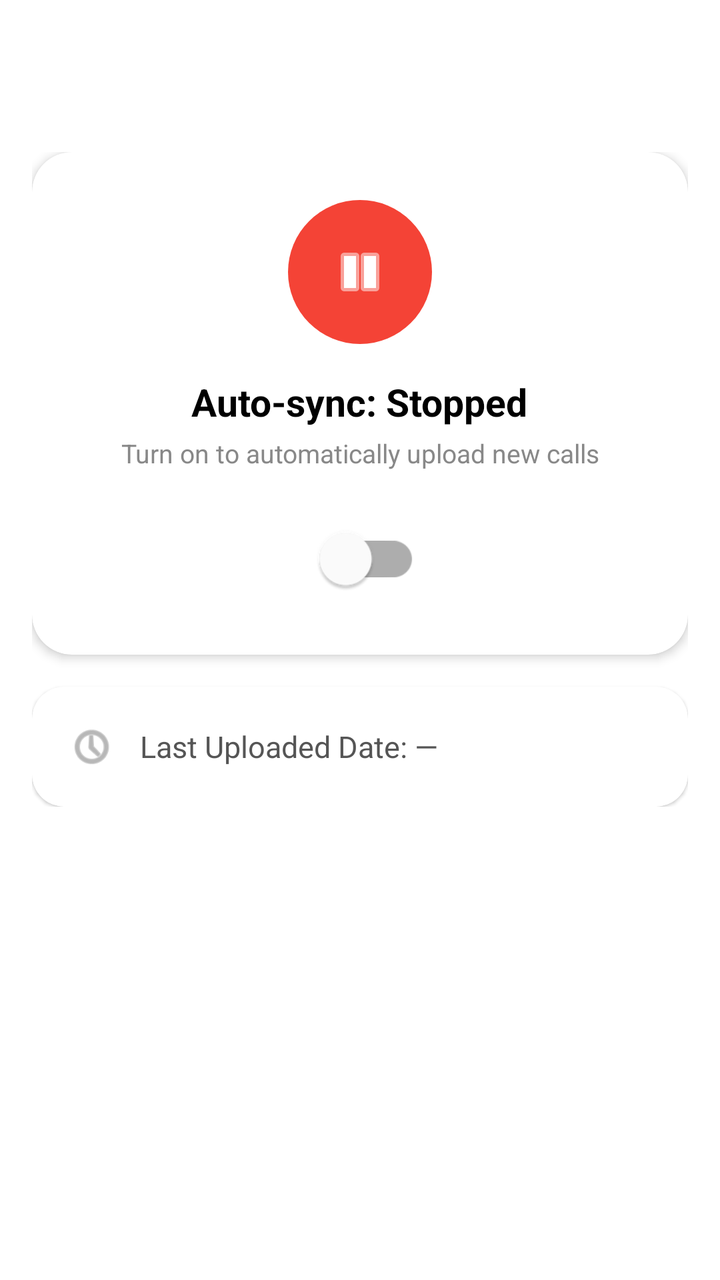
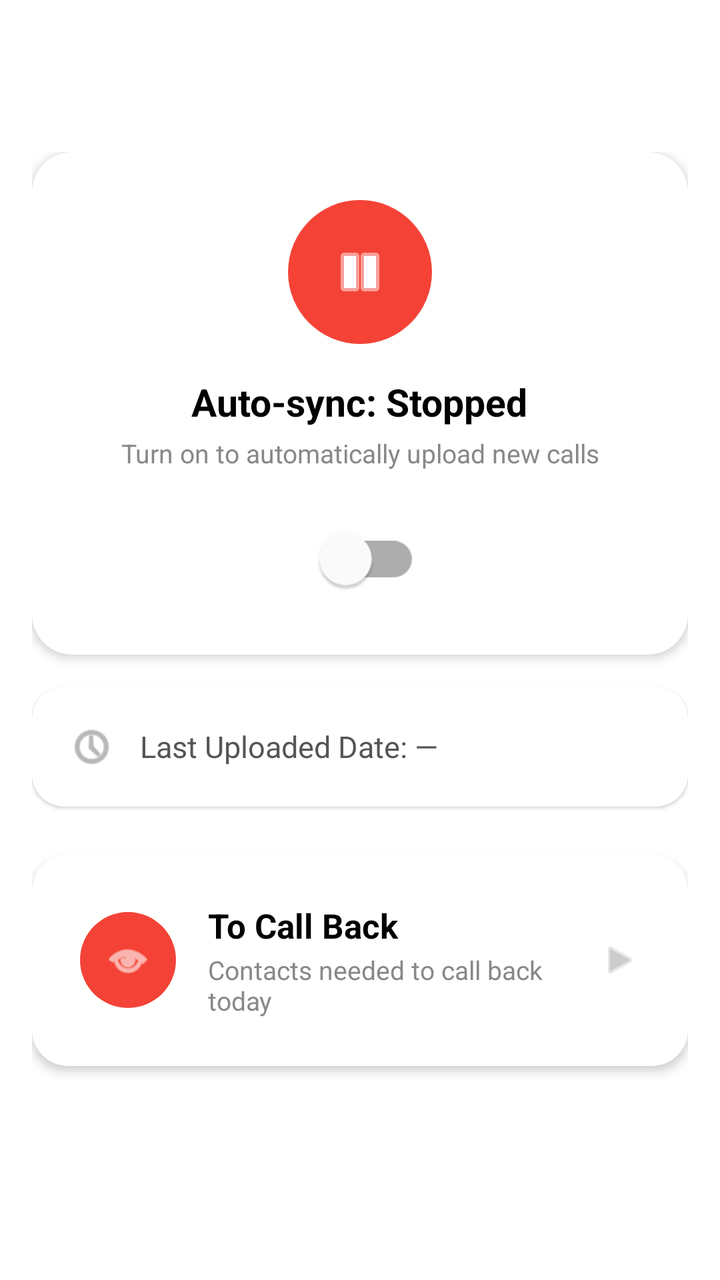

Screens rendered from an Android XML layout before and after an edit, with the pre-edit source and the edit as a unified diff.
<!-- AndroidManifest.xml: application theme Theme.Calls -->
<!-- res/layout/fragment_main.xml -->
<?xml version="1.0" encoding="utf-8"?>
<RelativeLayout xmlns:android="http://schemas.android.com/apk/res/android"
    xmlns:app="http://schemas.android.com/apk/res-auto"
    android:layout_width="match_parent"
    android:layout_height="match_parent"
    android:padding="16dp">

    <LinearLayout
        android:layout_width="match_parent"
        android:layout_height="wrap_content"
        android:orientation="vertical"
        android:layout_marginTop="60dp">

        
        <com.google.android.material.card.MaterialCardView
            android:layout_width="match_parent"
            android:layout_height="wrap_content"
            android:layout_marginBottom="16dp"
            app:cardCornerRadius="20dp"
            app:cardElevation="3dp">

            <LinearLayout
                android:layout_width="match_parent"
                android:layout_height="wrap_content"
                android:orientation="vertical"
                android:padding="24dp"
                android:gravity="center_horizontal">

                <FrameLayout
                    android:id="@+id/syncStatusIconBg"
                    android:layout_width="72dp"
                    android:layout_height="72dp"
                    android:background="@drawable/circle_shape"
                    android:backgroundTint="@color/call_missed">

                    <ImageView
                        android:id="@+id/syncStatusIcon"
                        android:layout_width="32dp"
                        android:layout_height="32dp"
                        android:layout_gravity="center"
                        android:src="@android:drawable/ic_media_pause"
                        app:tint="@android:color/white"/>

                </FrameLayout>

                <TextView
                    android:id="@+id/tvSyncStatus"
                    android:layout_width="wrap_content"
                    android:layout_height="wrap_content"
                    android:layout_marginTop="16dp"
                    android:text="Auto-sync: Stopped"
                    android:textSize="19sp"
                    android:textStyle="bold"
                    android:textColor="@color/black"/>

                <TextView
                    android:id="@+id/tvSyncSubtitle"
                    android:layout_width="wrap_content"
                    android:layout_height="wrap_content"
                    android:layout_marginTop="4dp"
                    android:text="Turn on to automatically upload new calls"
                    android:textSize="13sp"
                    android:textColor="#888888"
                    android:gravity="center"/>

                <com.google.android.material.switchmaterial.SwitchMaterial
                    android:id="@+id/switchAutoSync"
                    android:layout_width="wrap_content"
                    android:layout_height="wrap_content"
                    android:layout_marginTop="20dp"
                    android:scaleX="1.3"
                    android:scaleY="1.3"/>

            </LinearLayout>
        </com.google.android.material.card.MaterialCardView>

        
        <com.google.android.material.card.MaterialCardView
            android:layout_width="match_parent"
            android:layout_height="wrap_content"
            app:cardCornerRadius="16dp"
            app:cardElevation="1dp">

            <LinearLayout
                android:layout_width="match_parent"
                android:layout_height="wrap_content"
                android:orientation="horizontal"
                android:gravity="center_vertical"
                android:padding="18dp">

                <ImageView
                    android:layout_width="24dp"
                    android:layout_height="24dp"
                    android:src="@android:drawable/ic_menu_recent_history"
                    app:tint="#888888"/>

                <TextView
                    android:id="@+id/lastUpload"
                    android:layout_width="0dp"
                    android:layout_height="wrap_content"
                    android:layout_weight="1"
                    android:layout_marginStart="12dp"
                    android:text="Last Uploaded Date: —"
                    android:textSize="15sp"
                    android:textColor="#555555"/>

            </LinearLayout>
        </com.google.android.material.card.MaterialCardView>

    </LinearLayout>

</RelativeLayout>
<!-- resources referenced by this layout -->
<resources>
  <color name="black">#FF000000</color>
  <color name="call_missed">#F44336</color>
  <!-- drawable circle_shape (drawable) -->
  <?xml version="1.0" encoding="utf-8"?>
  <shape xmlns:android="http://schemas.android.com/apk/res/android"
      android:shape="oval">
      <solid android:color="@android:color/white"/>
  </shape>
  <style name="Theme.Calls" parent="Theme.MaterialComponents.Light.NoActionBar">
          <item name="colorPrimary">@color/button</item>
          <item name="colorOnPrimary">@color/buttonText</item>
          <item name="android:statusBarColor">@color/background</item>
      </style>
  <color name="button">#212121</color>
  <color name="buttonText">#F9F9F9</color>
  <color name="background">#777777</color>
</resources>

<!-- the commit's change to res/layout/fragment_main.xml (unified diff, before → after) -->
@@ -79,7 +79,8 @@
             android:layout_width="match_parent"
             android:layout_height="wrap_content"
             app:cardCornerRadius="16dp"
-            app:cardElevation="1dp">
+            app:cardElevation="1dp"
+            android:layout_marginBottom="24dp">
 
             <LinearLayout
                 android:layout_width="match_parent"
@@ -107,6 +108,74 @@
             </LinearLayout>
         </com.google.android.material.card.MaterialCardView>
 
+        <com.google.android.material.card.MaterialCardView
+            android:id="@+id/btnReadCallbacks"
+            android:layout_width="match_parent"
+            android:layout_height="wrap_content"
+            android:layout_marginBottom="24dp"
+            app:cardCornerRadius="18dp"
+            app:cardElevation="3dp"
+            android:clickable="true"
+            android:focusable="true"
+            android:foreground="?attr/selectableItemBackground">
+
+            <LinearLayout
+                android:layout_width="match_parent"
+                android:layout_height="wrap_content"
+                android:orientation="horizontal"
+                android:gravity="center_vertical"
+                android:padding="24dp">
+
+                <FrameLayout
+                    android:layout_width="48dp"
+                    android:layout_height="48dp"
+                    android:background="@drawable/circle_shape"
+                    android:backgroundTint="@color/call_missed">
+
+                    <ImageView
+                        android:layout_width="24dp"
+                        android:layout_height="24dp"
+                        android:layout_gravity="center"
+                        android:src="@android:drawable/ic_menu_view"
+                        app:tint="@android:color/white"/>
+
+                </FrameLayout>
+
+                <LinearLayout
+                    android:layout_width="0dp"
+                    android:layout_height="wrap_content"
+                    android:layout_weight="1"
+                    android:orientation="vertical"
+                    android:layout_marginStart="16dp">
+
+                    <TextView
+                        android:layout_width="wrap_content"
+                        android:layout_height="wrap_content"
+                        android:text="To Call Back"
+                        android:textSize="17sp"
+                        android:textStyle="bold"
+                        android:textColor="@color/black"/>
+
+                    <TextView
+                        android:layout_width="wrap_content"
+                        android:layout_height="wrap_content"
+                        android:layout_marginTop="2dp"
+                        android:text="Contacts needed to call back today"
+                        android:textSize="13sp"
+                        android:textColor="#888888"/>
+
+                </LinearLayout>
+
+                <ImageView
+                    android:layout_width="20dp"
+                    android:layout_height="20dp"
+                    android:src="@android:drawable/ic_media_play"
+                    app:tint="#CCCCCC"/>
+
+            </LinearLayout>
+        </com.google.android.material.card.MaterialCardView>
+
     </LinearLayout>
 
+
 </RelativeLayout>
